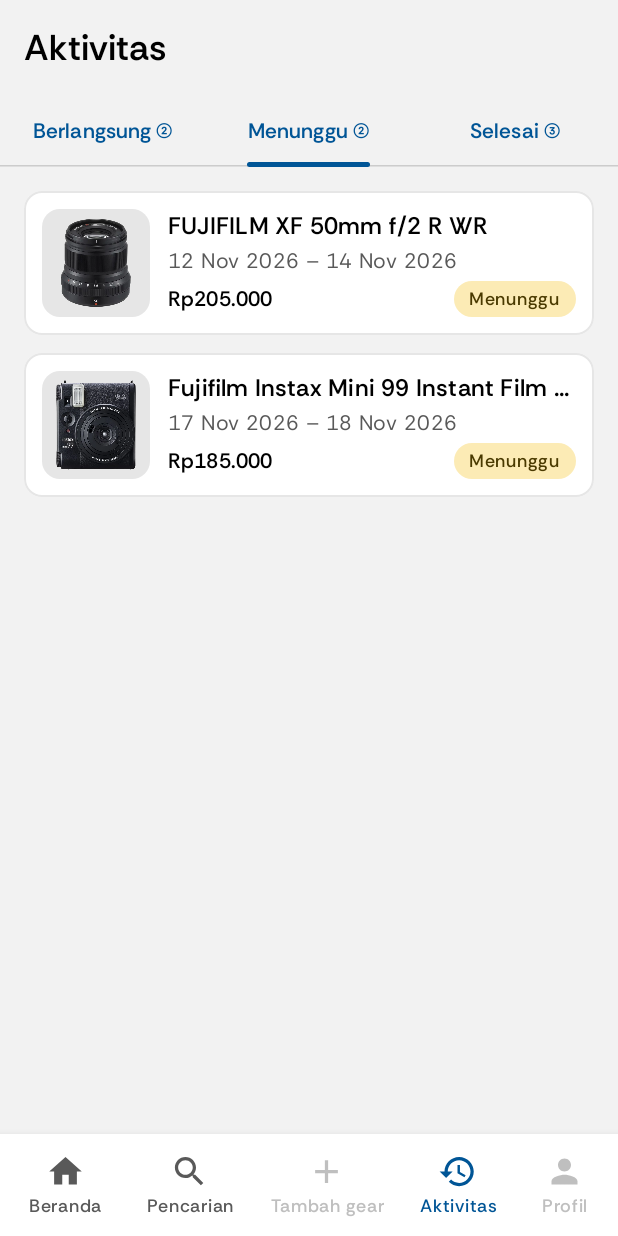
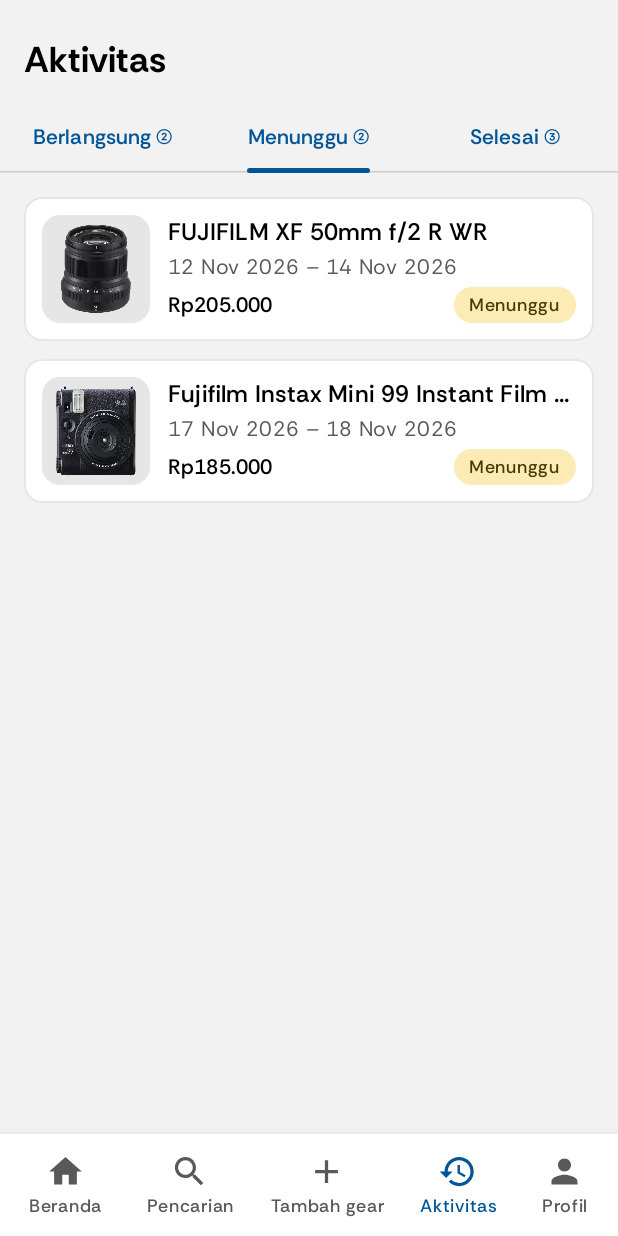
Before and after one commit to aishareissani/GearHub, an Android app built with Jetpack Compose: the ActivityScreen screen opened through its navigation route, tab 2 chosen, on a phone screen of 412 x 824 dp. Run offline under Robolectric (Android 15) with nearby library versions, the phone set to English and light mode, and no system bars.

Commit message:
fix: polish bottom nav, Aktivitas, Profil, and Tambah Gear screens
- Bottom nav: Tambah gear, Aktivitas, and Profil were still greyed out as
  placeholders after main was merged; they now look as active as the rest.
- Aktivitas: overdue rentals read 'Terlambat N hari' in error colors instead
  of 'Kembali hari ini'; header matches Pencarian; empty tabs say what is missing.
- Profil: Keluar row drops the navigation chevron and the confirm button is red.
- Tambah Gear: price field only accepts digits.

```diff
--- a/app/src/main/java/org/umn/gearhub/ui/components/BottomNavBar.kt
+++ b/app/src/main/java/org/umn/gearhub/ui/components/BottomNavBar.kt
@@ -33,16 +33,15 @@ private data class NavItem(
     val route: String,
     val label: String,
     val icon: ImageVector,
-    val weight: Float = 1f,
-    val enabled: Boolean = true
+    val weight: Float = 1f
 )
 
 private val items = listOf(
     NavItem(Routes.HOME, "Beranda", Icons.Default.Home, 1f),
     NavItem(Routes.SEARCH, "Pencarian", Icons.Default.Search, 1.1f),
-    NavItem(Routes.ADD_GEAR, "Tambah gear", Icons.Default.Add, 1.2f, enabled = false),
-    NavItem(Routes.ACTIVITY, "Aktivitas", Icons.Default.History, 1f, enabled = false),
-    NavItem(Routes.PROFILE, "Profil", Icons.Default.Person, 0.8f, enabled = false)
+    NavItem(Routes.ADD_GEAR, "Tambah gear", Icons.Default.Add, 1.2f),
+    NavItem(Routes.ACTIVITY, "Aktivitas", Icons.Default.History, 1f),
+    NavItem(Routes.PROFILE, "Profil", Icons.Default.Person, 0.8f)
 )
 
 @Composable
@@ -65,10 +64,10 @@ fun BottomNavBar(
         ) {
             items.forEach { item ->
                 val selected = currentRoute == item.route
-                val color = when {
-                    selected -> MaterialTheme.colorScheme.primary
-                    item.enabled -> MaterialTheme.colorScheme.onSurfaceVariant
-                    else -> MaterialTheme.colorScheme.outline
+                val color = if (selected) {
+                    MaterialTheme.colorScheme.primary
+                } else {
+                    MaterialTheme.colorScheme.onSurfaceVariant
                 }
                 val interaction = remember { MutableInteractionSource() }
 
--- a/app/src/main/java/org/umn/gearhub/ui/screens/activity/ActivityScreen.kt
+++ b/app/src/main/java/org/umn/gearhub/ui/screens/activity/ActivityScreen.kt
@@ -35,6 +35,7 @@ import androidx.compose.ui.Alignment
 import androidx.compose.ui.Modifier
 import androidx.compose.ui.layout.ContentScale
 import androidx.compose.ui.res.painterResource
+import androidx.compose.ui.text.font.FontWeight
 import androidx.compose.ui.text.style.TextOverflow
 import androidx.compose.ui.tooling.preview.Preview
 import androidx.compose.ui.unit.dp
@@ -47,8 +48,9 @@ import org.umn.gearhub.ui.components.BottomNavBar
 import org.umn.gearhub.ui.theme.GearHubTheme
 import org.umn.gearhub.util.formatDateRange
 import org.umn.gearhub.util.formatRupiah
+import org.umn.gearhub.util.BadgeTone
+import org.umn.gearhub.util.rentalBadge
 import java.time.LocalDate
-import java.time.temporal.ChronoUnit
 
 @Composable
 fun ActivityScreen(
@@ -74,7 +76,8 @@ fun ActivityScreen(
             Text(
                 "Aktivitas",
                 style = MaterialTheme.typography.headlineSmall,
-                modifier = Modifier.padding(horizontal = 16.dp, vertical = 16.dp)
+                fontWeight = FontWeight.Bold,
+                modifier = Modifier.padding(start = 16.dp, end = 16.dp, top = 24.dp, bottom = 12.dp)
             )
             PrimaryTabRow(
                 selectedTabIndex = selectedTab,
@@ -96,7 +99,7 @@ fun ActivityScreen(
             if (rentals.isEmpty()) {
                 Box(Modifier.fillMaxSize(), contentAlignment = Alignment.Center) {
                     Text(
-                        "Belum ada transaksi",
+                        emptyMessage(statuses[selectedTab]),
                         style = MaterialTheme.typography.bodyLarge,
                         color = MaterialTheme.colorScheme.onSurfaceVariant
                     )
@@ -113,6 +116,12 @@ fun ActivityScreen(
             }
         }
     }
+}
+
+private fun emptyMessage(status: RentalStatus) = when (status) {
+    RentalStatus.BERLANGSUNG -> "Belum ada sewa yang berlangsung"
+    RentalStatus.MENUNGGU -> "Tidak ada sewa yang menunggu"
+    RentalStatus.SELESAI -> "Belum ada sewa yang selesai"
 }
 
 @Composable
@@ -169,21 +178,17 @@ private fun RentalCard(rental: Rental, onClick: () -> Unit) {
 
 @Composable
 private fun StatusBadge(rental: Rental) {
-    val (container, content) = when (rental.status) {
-        RentalStatus.BERLANGSUNG -> MaterialTheme.colorScheme.primaryContainer to MaterialTheme.colorScheme.onPrimaryContainer
-        RentalStatus.MENUNGGU -> MaterialTheme.colorScheme.secondaryContainer to MaterialTheme.colorScheme.onSecondaryContainer
-        RentalStatus.SELESAI -> MaterialTheme.colorScheme.surfaceVariant to MaterialTheme.colorScheme.onSurfaceVariant
-    }
-    val text = when (rental.status) {
-        RentalStatus.BERLANGSUNG -> {
-            val left = ChronoUnit.DAYS.between(LocalDate.now(), rental.returnDate)
-            if (left > 0) "Sisa $left hari" else "Kembali hari ini"
-        }
-        else -> rental.status.label
+    val badge = rentalBadge(rental.status, rental.returnDate, LocalDate.now())
+    val colors = MaterialTheme.colorScheme
+    val (container, content) = when (badge.tone) {
+        BadgeTone.ACTIVE -> colors.primaryContainer to colors.onPrimaryContainer
+        BadgeTone.WAITING -> colors.secondaryContainer to colors.onSecondaryContainer
+        BadgeTone.DONE -> colors.surfaceVariant to colors.onSurfaceVariant
+        BadgeTone.OVERDUE -> colors.errorContainer to colors.onErrorContainer
     }
     Surface(color = container, contentColor = content, shape = MaterialTheme.shapes.large) {
         Text(
-            text,
+            badge.text,
             style = MaterialTheme.typography.labelMedium,
             modifier = Modifier.padding(horizontal = 10.dp, vertical = 4.dp)
         )
--- a/app/src/main/java/org/umn/gearhub/ui/screens/addgear/AddGearScreen.kt
+++ b/app/src/main/java/org/umn/gearhub/ui/screens/addgear/AddGearScreen.kt
@@ -163,7 +163,7 @@ fun AddGearScreen(
                 AuthTextField(
                     label = "Harga sewa per hari (Rp)",
                     value = price,
-                    onValueChange = { price = it },
+                    onValueChange = { price = it.filter(Char::isDigit) },
                     placeholder = "Contoh: 75000",
                     errorMessage = priceError,
                     keyboardType = KeyboardType.Number
--- /dev/null
+++ b/app/src/main/java/org/umn/gearhub/util/RentalBadge.kt
@@ -0,0 +1,23 @@
+package org.umn.gearhub.util
+
+import org.umn.gearhub.data.model.RentalStatus
+import java.time.LocalDate
+import java.time.temporal.ChronoUnit
+
+enum class BadgeTone { ACTIVE, WAITING, DONE, OVERDUE }
+
+data class RentalBadge(val text: String, val tone: BadgeTone)
+
+fun rentalBadge(status: RentalStatus, returnDate: LocalDate, today: LocalDate): RentalBadge =
+    when (status) {
+        RentalStatus.BERLANGSUNG -> {
+            val left = ChronoUnit.DAYS.between(today, returnDate)
+            when {
+                left > 0 -> RentalBadge("Sisa $left hari", BadgeTone.ACTIVE)
+                left == 0L -> RentalBadge("Kembali hari ini", BadgeTone.ACTIVE)
+                else -> RentalBadge("Terlambat ${-left} hari", BadgeTone.OVERDUE)
+            }
+        }
+        RentalStatus.MENUNGGU -> RentalBadge(status.label, BadgeTone.WAITING)
+        RentalStatus.SELESAI -> RentalBadge(status.label, BadgeTone.DONE)
+    }
```
Also changed, not shown: app/src/main/java/org/umn/gearhub/ui/screens/profile/ProfileScreen.kt (+12 -4 lines), 1 other file.
